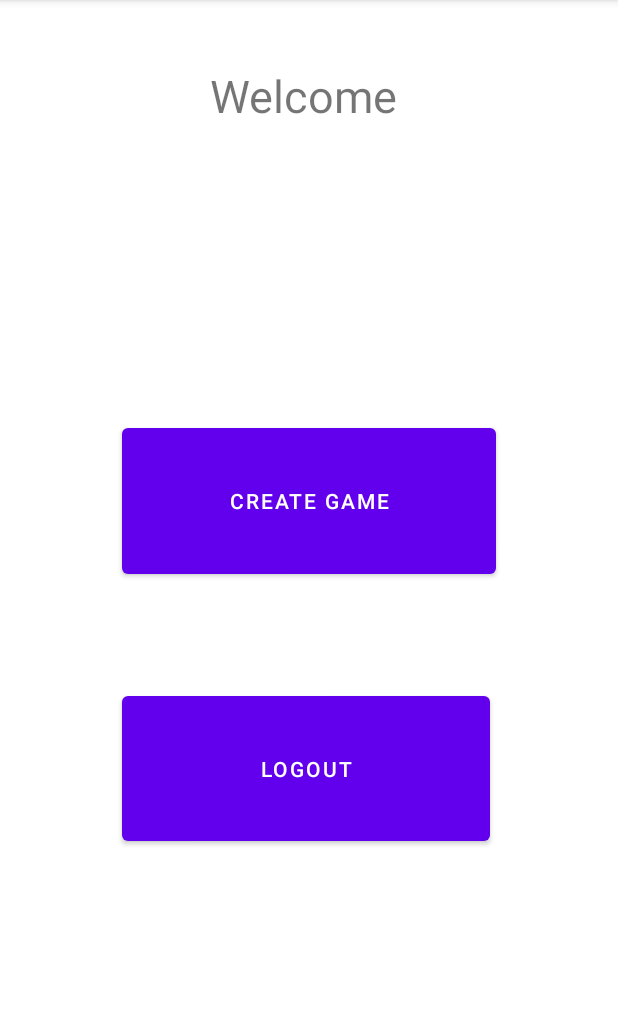
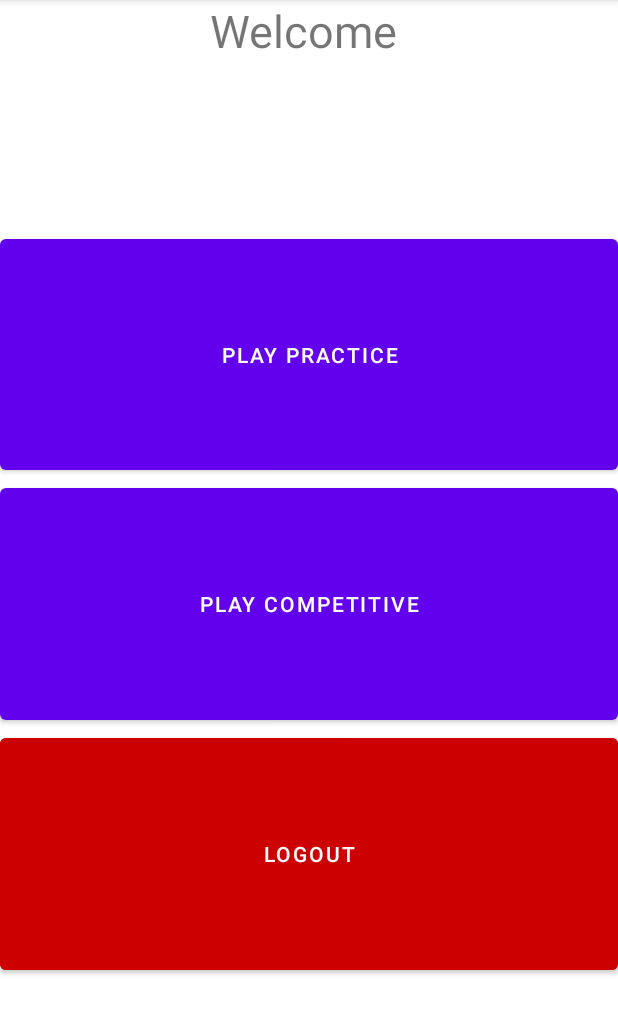
Before and after one commit to shaham89/TriviaApp, an Android app: the screen it shows after launch once a user with an empty profile is signed in (HomeActivity), on a phone screen of 412 x 824 dp, the part 84-1118 px from its top. Run offline under Robolectric (Android 15) with nearby library versions, the phone set to English and light mode, and no system bars; our stand-ins replace Firebase (no records; nobody signed in at launch, a user with empty details on screens opened directly).

Commit message:
Added competitive and practice button. Fixed bug when buttons froze

```diff
--- a/app/src/main/java/com/example/triviaapp/GameActivity.java
+++ b/app/src/main/java/com/example/triviaapp/GameActivity.java
@@ -46,7 +46,6 @@ public class GameActivity extends AppCompatActivity {
 
         init_views();
 
-
         playGame();
 
     }
@@ -81,6 +80,7 @@ public class GameActivity extends AppCompatActivity {
             @Override
             public void run() {
                 synchronized(lock) {
+                    isFreezeState = false;
                     for(int i = 0; i < m_game.getQuestions().length; i++){
                         playQuestion(i);
                     }
--- a/app/src/main/java/com/example/triviaapp/GameStatsActivity.java
+++ b/app/src/main/java/com/example/triviaapp/GameStatsActivity.java
@@ -43,9 +43,8 @@ public class GameStatsActivity extends AppCompatActivity {
         Game game = (Game) intent.getSerializableExtra(getString(R.string.game_intent_text));
         m_gameResults = new GameResults(scores, correctAnswers, game);
         questions = m_gameResults.getQuestions();
-        dataPointsTapToast = Toast.makeText(GameStatsActivity.this, "", Toast.LENGTH_SHORT);
 
-    initViews();
+        initViews();
     }
 
     private void initViews(){
@@ -77,8 +76,6 @@ public class GameStatsActivity extends AppCompatActivity {
         }
         return data;
     }
-
-    private static Toast dataPointsTapToast;
 
 
     private void initSeries(){
--- a/app/src/main/java/com/example/triviaapp/HomeActivity.java
+++ b/app/src/main/java/com/example/triviaapp/HomeActivity.java
@@ -36,11 +36,12 @@ public class HomeActivity extends AppCompatActivity {
 //        finish();
     }
 
-    private class createRoomClickHandler implements View.OnClickListener {
+    private class playClickHandler implements View.OnClickListener {
         @Override
         public void onClick(View view){
             Intent intent = new Intent(getApplicationContext(), CreateSoloRoomActivity.class);
-            //intent.putExtra(String.valueOf(R.string.is_solo), false);
+            boolean isCompetitive = view.getId() == R.id.playCompetitiveButton;
+            intent.putExtra(String.valueOf(R.string.is_competitive_text), isCompetitive);
             startActivity(intent);
             finish();
 
@@ -61,16 +62,17 @@ public class HomeActivity extends AppCompatActivity {
     private void init_views(){
         TextView title = findViewById(R.id.homeActivityTitle);
 
-        final Button logoutButton = findViewById(R.id.logoutButton);
-
         String name = m_user.getDisplayName();
         String titleText = "Welcome " + name;
         title.setText(titleText);
 
         Toast.makeText(getApplicationContext(), "welcome! " + name, Toast.LENGTH_SHORT).show();
 
-        findViewById(R.id.createGameButton).setOnClickListener(new createRoomClickHandler());
-        logoutButton.setOnClickListener(new logoutClickHandler());
+
+        findViewById(R.id.playCompetitiveButton).setOnClickListener(new playClickHandler());
+        findViewById(R.id.playPracticeButton).setOnClickListener(new playClickHandler());
+
+        findViewById(R.id.logoutButton).setOnClickListener(new logoutClickHandler());
 
     }
 
--- a/app/src/main/java/com/example/triviaapp/custom_classes/Game.java
+++ b/app/src/main/java/com/example/triviaapp/custom_classes/Game.java
@@ -40,7 +40,7 @@ public class Game implements Serializable {
 
     public static final String DEFAULT_SUBJECT = "capitals";
     public static final int DEFAULT_QUESTION_NUMBER = 5;
-
+    public static final int COMPETITIVE_QUESTION_NUMBER = 10;
 
     public Game() {
         this.subject = DEFAULT_SUBJECT;
--- a/app/src/main/res/layout/activity_home.xml
+++ b/app/src/main/res/layout/activity_home.xml
@@ -1,48 +1,55 @@
 <?xml version="1.0" encoding="utf-8"?>
-<androidx.constraintlayout.widget.ConstraintLayout xmlns:android="http://schemas.android.com/apk/res/android"
+<LinearLayout xmlns:android="http://schemas.android.com/apk/res/android"
     xmlns:app="http://schemas.android.com/apk/res-auto"
     xmlns:tools="http://schemas.android.com/tools"
     android:layout_width="match_parent"
     android:layout_height="match_parent"
+    android:background="#FFFFFF"
+    android:orientation="vertical"
+    android:weightSum="100"
     tools:context=".HomeActivity">
-
 
 
     <TextView
         android:id="@+id/homeActivityTitle"
-        android:layout_width="0dp"
-        android:layout_height="wrap_content"
-        android:layout_marginTop="43dp"
-        android:layout_marginBottom="195dp"
-        android:layout_weight="10"
+        android:layout_width="match_parent"
+        android:layout_height="0dp"
+        android:layout_weight="20"
         android:textAlignment="center"
-        android:textSize="30sp"
-        app:layout_constraintBottom_toTopOf="@+id/createGameButton"
-        app:layout_constraintEnd_toEndOf="parent"
-        app:layout_constraintStart_toStartOf="parent"
-        app:layout_constraintTop_toTopOf="parent" />
+        android:textSize="30sp" />
 
-    <Button
-        android:id="@+id/createGameButton"
-        android:layout_width="249dp"
+
+    <LinearLayout
+        android:layout_width="match_parent"
         android:layout_height="0dp"
-        android:layout_marginBottom="69dp"
-        android:text="@string/create_game"
-        app:layout_constraintBottom_toTopOf="@+id/logoutButton"
-        app:layout_constraintEnd_toEndOf="parent"
-        app:layout_constraintStart_toStartOf="parent"
-        app:layout_constraintTop_toBottomOf="@+id/homeActivityTitle" />
+        android:layout_weight="65"
+        android:orientation="vertical"
+        android:weightSum="99">
 
-    <Button
-        android:id="@+id/logoutButton"
-        android:layout_width="245dp"
-        android:layout_height="0dp"
-        android:layout_marginBottom="201dp"
-        android:text="@string/logout"
-        app:layout_constraintBottom_toBottomOf="parent"
-        app:layout_constraintEnd_toEndOf="parent"
-        app:layout_constraintHorizontal_bias="0.487"
-        app:layout_constraintStart_toStartOf="parent"
-        app:layout_constraintTop_toBottomOf="@+id/createGameButton" />
+        <Button
+            android:id="@+id/playPracticeButton"
+            android:layout_width="match_parent"
+            android:layout_height="0dp"
+            android:layout_weight="33"
+            android:text="@string/create_game"
+            tools:ignore="NestedWeights" />
 
-</androidx.constraintlayout.widget.ConstraintLayout>
+        <Button
+            android:id="@+id/playCompetitiveButton"
+            android:layout_width="match_parent"
+            android:layout_height="0dp"
+            android:layout_weight="33"
+            android:text="@string/play_competitive" />
+
+        <Button
+            android:id="@+id/logoutButton"
+            android:layout_width="match_parent"
+            android:layout_height="0dp"
+            android:layout_weight="33"
+            android:backgroundTint="@android:color/holo_red_dark"
+
+            android:text="@string/logout" />
+    </LinearLayout>
+
+
+</LinearLayout>
--- a/app/src/main/res/values/strings.xml
+++ b/app/src/main/res/values/strings.xml
@@ -24,7 +24,7 @@
     <string name="choose_subject_title">Choose Subject</string>
     <string name="is_solo">isSolo</string>
     <string name="capitals">capitals</string>
-    <string name="create_game">Create Game</string>
+    <string name="create_game">Play Practice</string>
     <string name="game_intent_text">Game</string>
     <string name="questions">Questions</string>
     <string name="start_game">Start Game</string>
@@ -37,4 +37,5 @@
     <string name="scores_text">scores</string>
     <string name="correct_answers_text">correctAnswers</string>
     <string name="is_competitive_text">is_competitive</string>
+    <string name="play_competitive">Play competitive</string>
 </resources>
```
Also changed, not shown: app/src/main/java/com/example/triviaapp/CreateSoloRoomActivity.java (+11 -6 lines), app/src/main/res/layout/activity_create_solo_room.xml (+0 -10 lines), app/src/main/res/layout/activity_game.xml (+15 -46 lines).
